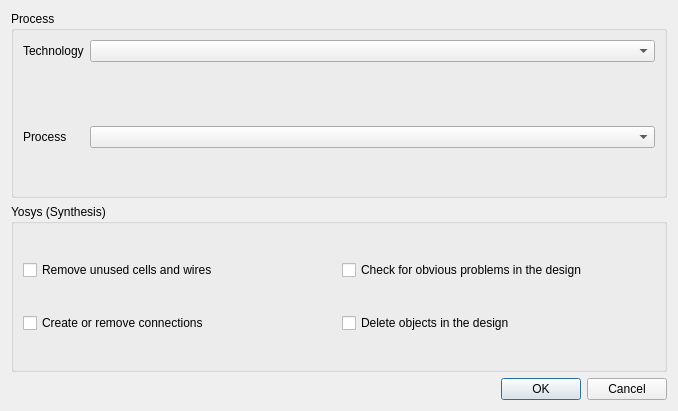
libresilicon/qtflow, file projectsettings.ui: the form before one commit.
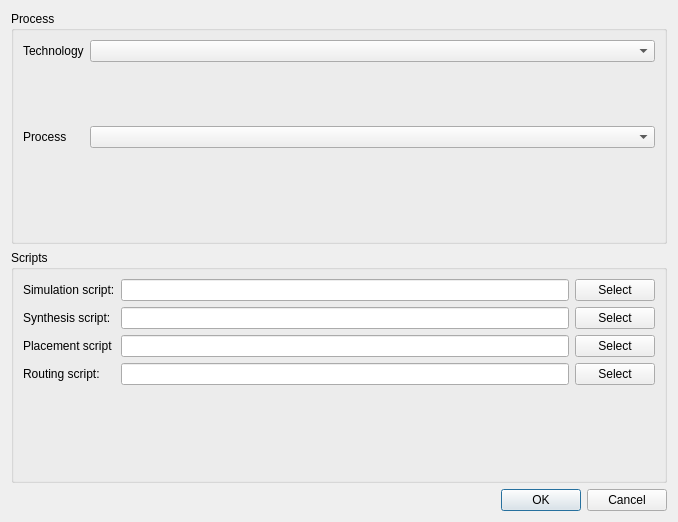
The form after the commit. Icons and pictures are not drawn.

Commit message: introducing parametrization for process scripts

What changed in the file:
```diff
--- a/projectsettings.ui
+++ b/projectsettings.ui
@@ -7,7 +7,7 @@
     <x>0</x>
     <y>0</y>
     <width>678</width>
-    <height>411</height>
+    <height>522</height>
    </rect>
   </property>
   <property name="windowTitle">
@@ -17,8 +17,8 @@
    <iconset resource="qtflow.qrc">
     <normaloff>:/qflow_logo.png</normaloff>:/qflow_logo.png</iconset>
   </property>
-  <layout class="QGridLayout" name="gridLayout">
-   <item row="0" column="0">
+  <layout class="QVBoxLayout" name="verticalLayout_5">
+   <item>
     <layout class="QVBoxLayout" name="verticalLayout">
      <item>
       <widget class="QGroupBox" name="groupBox">
@@ -98,43 +98,103 @@
      <item>
       <widget class="QGroupBox" name="groupBox_2">
        <property name="title">
-        <string>Yosys (Synthesis)</string>
+        <string>Scripts</string>
        </property>
-       <layout class="QGridLayout" name="gridLayout_2">
-        <item row="0" column="0">
-         <widget class="QCheckBox" name="yosys_clean">
-          <property name="text">
-           <string>Remove unused cells and wires</string>
-          </property>
-         </widget>
-        </item>
-        <item row="0" column="1">
-         <widget class="QCheckBox" name="yosys_check">
-          <property name="text">
-           <string>Check for obvious problems in the design</string>
-          </property>
-         </widget>
-        </item>
-        <item row="2" column="0">
-         <widget class="QCheckBox" name="yosys_connect">
-          <property name="text">
-           <string>Create or remove connections</string>
-          </property>
-         </widget>
-        </item>
-        <item row="2" column="1">
-         <widget class="QCheckBox" name="yosys_delete">
-          <property name="text">
-           <string>Delete objects in the design</string>
-          </property>
-         </widget>
+       <layout class="QVBoxLayout" name="verticalLayout_4">
+        <item>
+         <layout class="QFormLayout" name="formLayout_2">
+          <item row="0" column="0">
+           <widget class="QLabel" name="pathOfYosysLabel">
+            <property name="text">
+             <string>Simulation script:</string>
+            </property>
+           </widget>
+          </item>
+          <item row="0" column="1">
+           <layout class="QHBoxLayout" name="horizontalLayout">
+            <item>
+             <widget class="QLineEdit" name="pathSimulationScript"/>
+            </item>
+            <item>
+             <widget class="QPushButton" name="simulationScriptButton">
+              <property name="text">
+               <string>Select</string>
+              </property>
+             </widget>
+            </item>
+           </layout>
+          </item>
+          <item row="1" column="0">
+           <widget class="QLabel" name="pathOfGraywolfLabel">
+            <property name="text">
+             <string>Synthesis script:</string>
+            </property>
+           </widget>
+          </item>
+          <item row="1" column="1">
+           <layout class="QHBoxLayout" name="horizontalLayout_2">
+            <item>
+             <widget class="QLineEdit" name="pathSynthesisScript"/>
+            </item>
+            <item>
+             <widget class="QPushButton" name="synthesisScriptButton">
+              <property name="text">
+               <string>Select</string>
+              </property>
+             </widget>
+            </item>
+           </layout>
+          </item>
+          <item row="2" column="1">
+           <layout class="QHBoxLayout" name="horizontalLayout_3">
+            <item>
+             <widget class="QLineEdit" name="pathPlacementScript"/>
+            </item>
+            <item>
+             <widget class="QPushButton" name="placementScriptButton">
+              <property name="text">
+               <string>Select</string>
+              </property>
+             </widget>
+            </item>
+           </layout>
+          </item>
+          <item row="3" column="0">
+           <widget class="QLabel" name="pathOfIcarusLabel">
+            <property name="text">
+             <string>Routing script:</string>
+            </property>
+           </widget>
+          </item>
+          <item row="3" column="1">
+           <layout class="QHBoxLayout" name="horizontalLayout_4">
+            <item>
+             <widget class="QLineEdit" name="pathRoutingScript"/>
+            </item>
+            <item>
+             <widget class="QPushButton" name="routingScriptButton">
+              <property name="text">
+               <string>Select</string>
+              </property>
+             </widget>
+            </item>
+           </layout>
+          </item>
+          <item row="2" column="0">
+           <widget class="QLabel" name="pathOfQRouterLabel">
+            <property name="text">
+             <string>Placement script</string>
+            </property>
+           </widget>
+          </item>
+         </layout>
         </item>
        </layout>
       </widget>
      </item>
     </layout>
    </item>
-   <item row="1" column="0">
+   <item>
     <widget class="QDialogButtonBox" name="buttonBox">
      <property name="orientation">
       <enum>Qt::Horizontal</enum>
```
Left out of the diff: 24 changed lines with no effect on the pictures. The commit also changes 5 other files.
